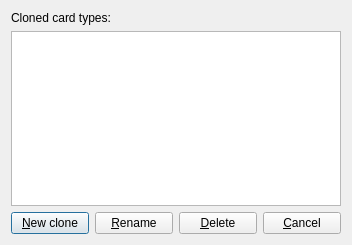
Qt form mnemosyne/mnemosyne/pyqt_ui/manage_card_types_dlg.ui (mnemosyne-proj/mnemosyne) before a commit.
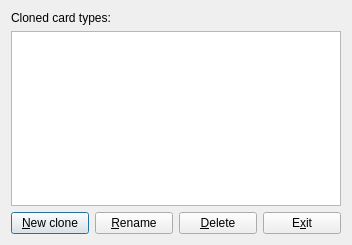
The same form after that commit.

```diff
--- a/mnemosyne/mnemosyne/pyqt_ui/manage_card_types_dlg.ui
+++ b/mnemosyne/mnemosyne/pyqt_ui/manage_card_types_dlg.ui
@@ -58,7 +58,7 @@
        <item>
         <widget class="QPushButton" name="cancel_button">
          <property name="text">
-          <string>&amp;Cancel</string>
+          <string>E&amp;xit</string>
          </property>
         </widget>
        </item>
```
Left out of the diff: 4 changed lines with no effect on the pictures.
